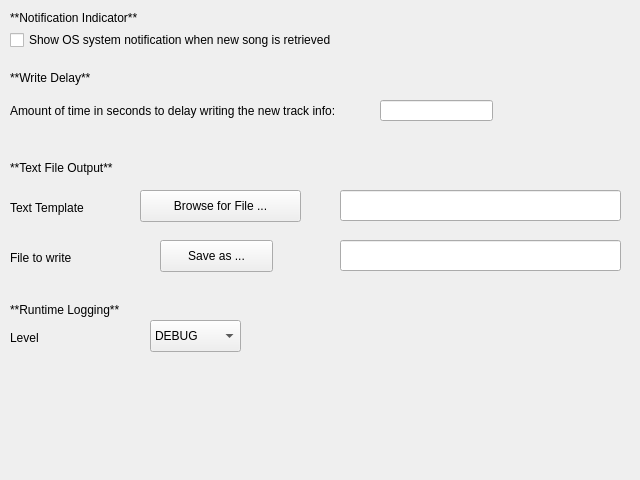
Before: the Qt Designer form nowplaying/resources/general_ui.ui in e1miran/Now-Playing-Serato, drawn with Qt 5.
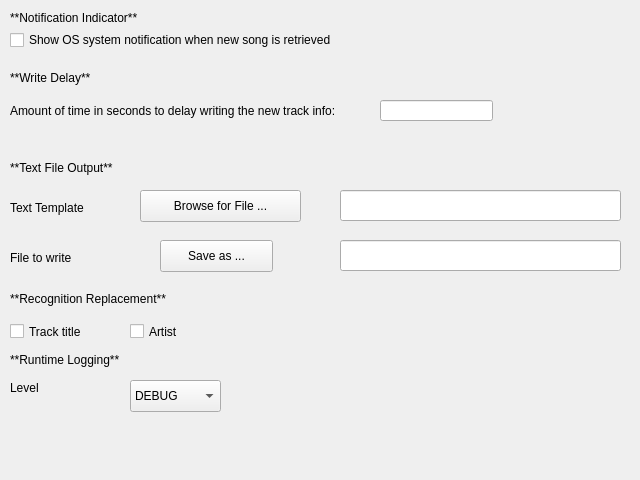
After: the same form once the commit is applied.

Commit message: Music recognition support (#191)

```diff
--- a/nowplaying/resources/general_ui.ui
+++ b/nowplaying/resources/general_ui.ui
@@ -179,7 +179,7 @@
    <property name="geometry">
     <rect>
      <x>10</x>
-     <y>300</y>
+     <y>350</y>
      <width>141</width>
      <height>20</height>
     </rect>
@@ -195,7 +195,7 @@
    <property name="geometry">
     <rect>
      <x>10</x>
-     <y>330</y>
+     <y>380</y>
      <width>59</width>
      <height>16</height>
     </rect>
@@ -207,8 +207,8 @@
   <widget class="QComboBox" name="logging_combobox">
    <property name="geometry">
     <rect>
-     <x>150</x>
-     <y>320</y>
+     <x>130</x>
+     <y>380</y>
      <width>91</width>
      <height>32</height>
     </rect>
@@ -239,6 +239,48 @@
     </property>
    </item>
   </widget>
+  <widget class="QLabel" name="recognition_label">
+   <property name="geometry">
+    <rect>
+     <x>10</x>
+     <y>290</y>
+     <width>201</width>
+     <height>17</height>
+    </rect>
+   </property>
+   <property name="text">
+    <string>**Recognition Replacement**</string>
+   </property>
+   <property name="textFormat">
+    <enum>Qt::MarkdownText</enum>
+   </property>
+  </widget>
+  <widget class="QCheckBox" name="recog_title_checkbox">
+   <property name="geometry">
+    <rect>
+     <x>10</x>
+     <y>320</y>
+     <width>91</width>
+     <height>23</height>
+    </rect>
+   </property>
+   <property name="text">
+    <string>Track title</string>
+   </property>
+  </widget>
+  <widget class="QCheckBox" name="recog_artist_checkbox">
+   <property name="geometry">
+    <rect>
+     <x>130</x>
+     <y>320</y>
+     <width>71</width>
+     <height>23</height>
+    </rect>
+   </property>
+   <property name="text">
+    <string>Artist</string>
+   </property>
+  </widget>
  </widget>
  <resources/>
  <connections/>
```
The commit also changes 25 other files.
